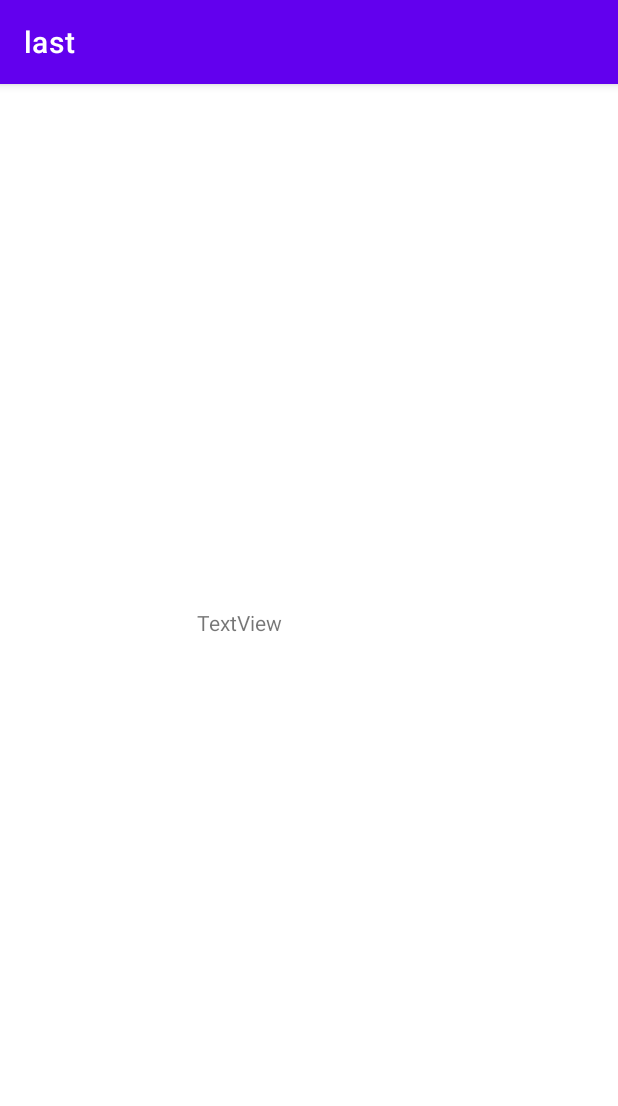
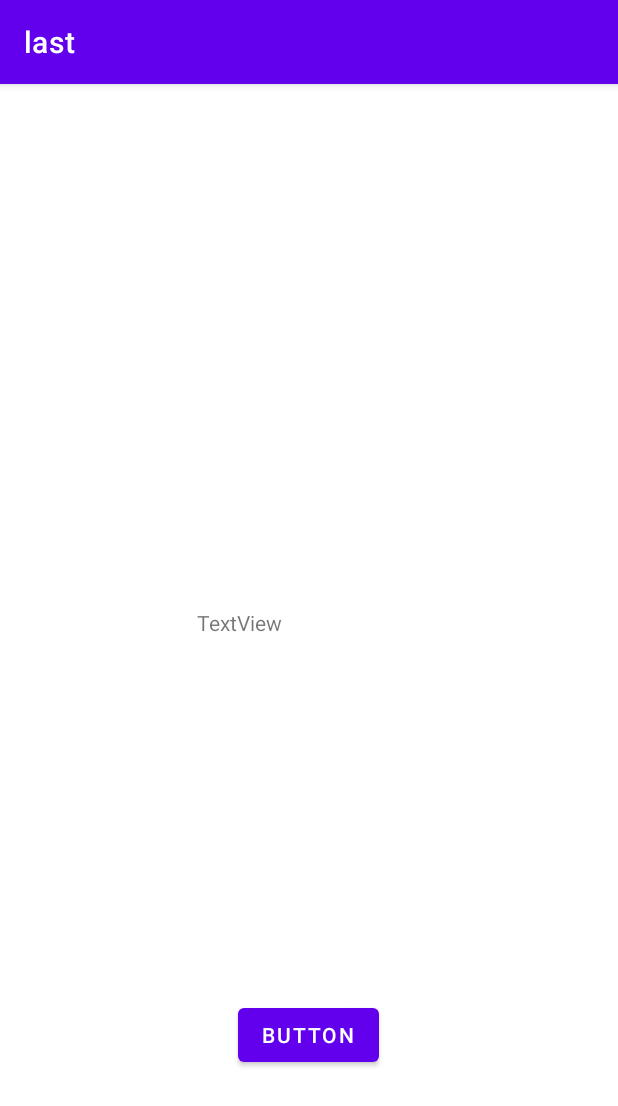
Before and after one commit to itaya0320/bill_split, an Android app: the Menu screen opened directly, with no data from a screen before it, on a phone screen of 412 x 824 dp. Shown: the top 1106 px of the screen. Run offline under Robolectric (Android 15) with nearby library versions, the phone set to English and light mode, and no system bars; 1 statement that could not run was skipped.

Commit message:
登録画面の作成

```diff
--- a/app/src/main/AndroidManifest.xml
+++ b/app/src/main/AndroidManifest.xml
@@ -9,6 +9,9 @@
         android:roundIcon="@mipmap/ic_launcher_round"
         android:supportsRtl="true"
         android:theme="@style/Theme.Last">
+        <activity
+            android:name=".Plus"
+            android:exported="false" />
         <activity
             android:name=".Menu"
             android:exported="false" />
--- a/app/src/main/java/jp/ac/gifu_u/last/Menu.java
+++ b/app/src/main/java/jp/ac/gifu_u/last/Menu.java
@@ -2,23 +2,33 @@ package jp.ac.gifu_u.last;
 
 import androidx.appcompat.app.AppCompatActivity;
 
+import android.content.Intent;
 import android.os.Bundle;
+import android.view.View;
+import android.widget.Button;
 import android.widget.TextView;
 
 import java.util.ArrayList;
 import java.util.List;
 
-public class Menu extends AppCompatActivity {
+public class Menu extends AppCompatActivity{
 
     private List<String> list = new ArrayList<>();
 
     @Override
     protected void onCreate(Bundle savedInstanceState) {
         super.onCreate(savedInstanceState);
-        setContentView(R.layout.activity_list);
+        setContentView(R.layout.activity_menu);
         list = getIntent().getStringArrayListExtra("key1");
 
         TextView textview3 = findViewById(R.id.textView3);
         textview3.setText(list.get(0));
+
+        final Button imageProductButton = (Button) findViewById(R.id.button4);
+        imageProductButton.setOnClickListener((
+                        View view2) -> {
+                    startActivity(new Intent(getApplication(), Plus.class).putStringArrayListExtra("key2", (ArrayList<String>) list));
+                }
+        );
     }
 }
--- a/app/src/main/java/jp/ac/gifu_u/last/Register.java
+++ b/app/src/main/java/jp/ac/gifu_u/last/Register.java
@@ -25,7 +25,7 @@ public class Register extends AppCompatActivity {
         number = (String) getIntent().getSerializableExtra("key");
         setContentView(R.layout.register);
         box = findViewById(R.id.scroll);
-        addMoney();
+        addPeople();
         final Button imageProductButton = (Button) findViewById(R.id.button2);
         imageProductButton.setOnClickListener((View view2) -> {
             for(int count = 0; count < list.size(); count++){
@@ -35,7 +35,7 @@ public class Register extends AppCompatActivity {
         });
     }
 
-    void addMoney() {
+    void addPeople() {
         LinearLayout info = new LinearLayout(this);
         info.setOrientation(LinearLayout.VERTICAL);
         for (int count = 0; count < Integer.valueOf(number); count++) {
--- a/app/src/main/res/layout/activity_list.xml
+++ b/app/src/main/res/layout/activity_menu.xml
@@ -15,4 +15,16 @@
         app:layout_constraintEnd_toEndOf="parent"
         app:layout_constraintStart_toStartOf="parent"
         app:layout_constraintTop_toTopOf="parent" />
+
+    <Button
+        android:id="@+id/button4"
+        android:layout_width="wrap_content"
+        android:layout_height="wrap_content"
+        android:text="Button"
+        app:layout_constraintBottom_toBottomOf="parent"
+        app:layout_constraintEnd_toEndOf="parent"
+        app:layout_constraintHorizontal_bias="0.498"
+        app:layout_constraintStart_toStartOf="parent"
+        app:layout_constraintTop_toTopOf="parent"
+        app:layout_constraintVertical_bias="0.847" />
 </androidx.constraintlayout.widget.ConstraintLayout>
```
Also changed, not shown: app/src/main/java/jp/ac/gifu_u/last/Plus.java (added, +46 -0 lines), app/src/main/res/layout/activity_plus.xml (added, +79 -0 lines).
